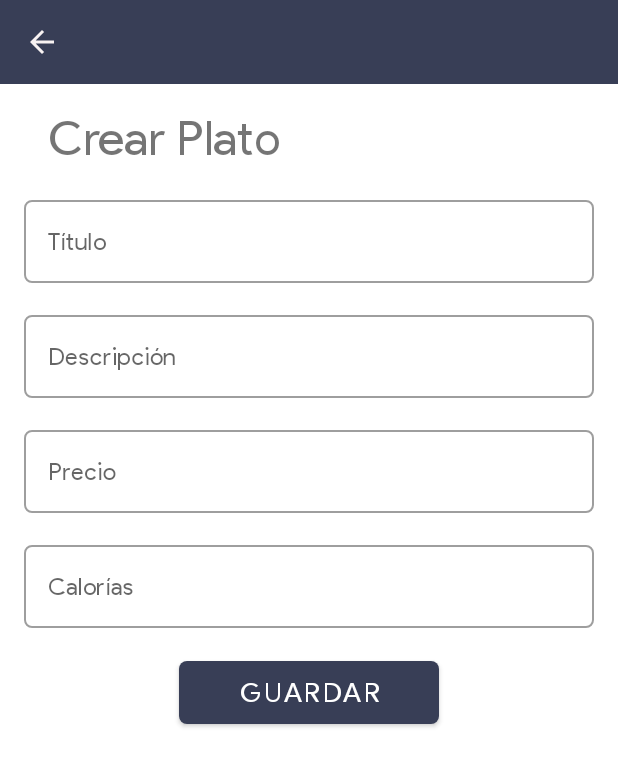
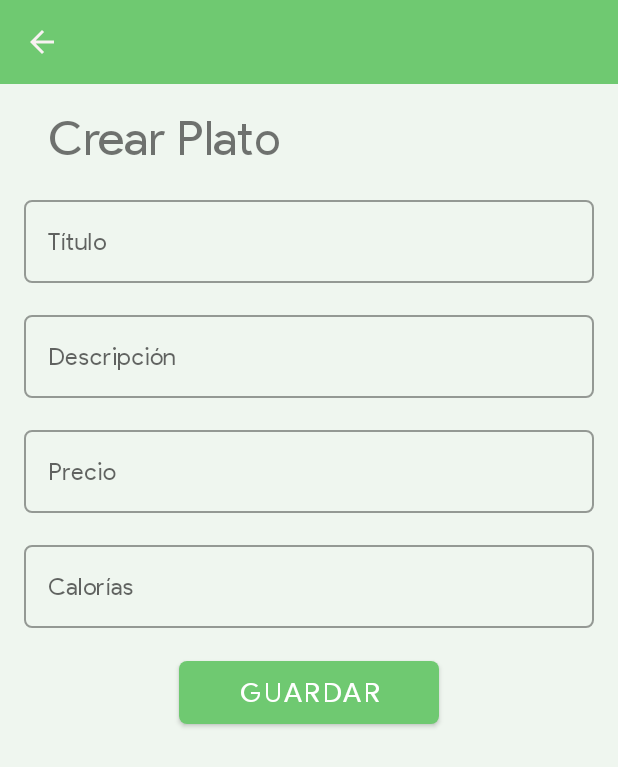
Before and after one commit to joseluetich/SendMeal, an Android app: the NewPlateActivity screen opened directly, with no data from a screen before it, on a phone screen of 412 x 824 dp. Shown: the top 767 px of the screen. Run offline under Robolectric (Android 15) with nearby library versions, the phone set to English and light mode, and no system bars.

Commit message:
Modify colors values

```diff
--- a/app/build.gradle
+++ b/app/build.gradle
@@ -29,12 +29,12 @@ dependencies {
     implementation 'androidx.appcompat:appcompat:1.2.0'
 
     //layout
-    implementation 'androidx.constraintlayout:constraintlayout:2.0.1'
+    implementation 'androidx.constraintlayout:constraintlayout:2.0.2'
     implementation 'androidx.drawerlayout:drawerlayout:1.1.1'
     implementation 'androidx.coordinatorlayout:coordinatorlayout:1.1.0'
 
     //material design
-    implementation 'com.google.android.material:material:1.3.0-alpha02'
+    implementation 'com.google.android.material:material:1.3.0-alpha03'
     //noinspection GradleCompatible
     implementation 'com.android.support:design:27.0.2'
 
--- a/app/src/main/res/layout/activity_home.xml
+++ b/app/src/main/res/layout/activity_home.xml
@@ -4,7 +4,7 @@
     xmlns:tools="http://schemas.android.com/tools"
     android:layout_width="match_parent"
     android:layout_height="match_parent"
-    android:background="@color/colorPrimary"
+    android:background="?attr/colorPrimary"
     tools:context=".HomeActivity">
 
     <androidx.appcompat.widget.Toolbar
--- a/app/src/main/res/layout/activity_new_plate.xml
+++ b/app/src/main/res/layout/activity_new_plate.xml
@@ -95,7 +95,6 @@
             android:layout_marginTop="16dp"
             android:ems="10"
             android:hint="@string/priceHint"
-            android:maxLength="25"
             android:layout_marginEnd="@dimen/dim16"
             app:prefixText="@string/moneySign"
             app:layout_constraintEnd_toEndOf="parent"
@@ -106,7 +105,8 @@
                 android:id="@+id/priceEditText"
                 android:layout_width="match_parent"
                 android:layout_height="wrap_content"
-                android:inputType="numberDecimal" />
+                android:inputType="numberDecimal"
+                android:maxLength="25"/>
 
         </com.google.android.material.textfield.TextInputLayout>
 
@@ -119,7 +119,6 @@
             android:layout_marginTop="16dp"
             android:ems="10"
             android:hint="@string/caloriesHint"
-            android:inputType="numberDecimal"
             android:maxLength="25"
             android:layout_marginEnd="@dimen/dim16"
             app:layout_constraintEnd_toEndOf="parent"
@@ -129,7 +128,8 @@
             <com.google.android.material.textfield.TextInputEditText
                 android:id="@+id/caloriesEditText"
                 android:layout_width="match_parent"
-                android:layout_height="wrap_content" />
+                android:layout_height="wrap_content"
+                android:inputType="numberDecimal"/>
 
         </com.google.android.material.textfield.TextInputLayout>
 
--- a/app/src/main/res/layout/plate_row.xml
+++ b/app/src/main/res/layout/plate_row.xml
@@ -32,7 +32,8 @@
                 android:textSize="24sp"
                 android:textStyle="bold"
                 app:layout_constraintStart_toStartOf="parent"
-                app:layout_constraintTop_toTopOf="parent" />
+                app:layout_constraintTop_toTopOf="parent"
+                tools:text="@tools:sample/lorem" />
 
             <ImageView
                 android:id="@+id/plateImageView"
--- a/app/src/main/res/values/colors.xml
+++ b/app/src/main/res/values/colors.xml
@@ -4,6 +4,7 @@
     <color name="colorPrimary">#383E56</color>
     <color name="colorPrimaryVariant">#383E56</color>
     <color name="colorSecondary">#FFD571</color>
+    <color name="amarillo">#C94747</color>
     <color name="colorSecondaryVariant">#FFD571</color>
     <color name="colorBackground">#FFFFFF</color>
     <color name="colorOnPrimary">#FFFFFF</color>
@@ -11,4 +12,22 @@
     <color name="colorAccent">#FFD571</color>
     <color name="colorError">#C62828</color>
 
+
+    <color name="white">#FFFFFF</color>
+    <color name="black">#000000</color>
+
+    <color name="whiteCreamGreen">#EFF6EF</color>
+
+    <color name="greenBasil_400">#7FD480</color>
+    <color name="greenBasil">#6FC971</color>
+    <color name="greenBasil_600">#6BB36C</color>
+
+    <color name="orangeBrick_400">#FF9673</color>
+    <color name="orangeBrick">#FE8359</color>
+    <color name="orangeBrick_600">#E67650</color>
+
+    <color name="blackDeepBlue_400">#3A3E45</color>
+    <color name="blackDeepBlue">#292E34</color>
+    <color name="blackDeepBlue_600">#1E2226</color>
+
 </resources>
--- a/app/src/main/res/values/styles.xml
+++ b/app/src/main/res/values/styles.xml
@@ -2,10 +2,18 @@
     <!-- Base application theme. -->
     <style name="Theme.App" parent="Theme.MaterialComponents.Light">
         <!-- Customize your theme here. -->
-        <item name="colorPrimary">@color/colorPrimary</item>
-        <item name="colorPrimaryDark">@color/colorPrimary</item>
-        <item name="colorAccent">@color/colorSecondary</item>
-        <item name="colorOnPrimary">@color/colorOnPrimary</item>
+        <item name="colorPrimary">@color/greenBasil</item>
+        <item name="colorPrimaryDark">@color/greenBasil_600</item>
+        <item name="colorSecondary">@color/orangeBrick</item>
+        <item name="colorSecondaryVariant">@color/orangeBrick</item>
+
+        <item name="backgroundColor">@color/amarillo</item>
+        <item name="background">@color/amarillo</item>
+        <item name="android:colorBackground">@color/whiteCreamGreen</item>
+
+        <item name="colorSurface">@color/white</item>
+        <item name="colorError">@color/amarillo</item>
+<!--        <item name="colorOnPrimary">@color/colorOnPrimary</item>-->
         <item name="android:fontFamily">@font/product_sans</item>
         <item name="android:textFontWeight">500</item>
         <item name="fontWeight">500</item>
@@ -13,6 +21,8 @@
         <item name="shapeAppearanceSmallComponent">@style/ShapeAppearance.App.SmallComponent</item>
         <item name="windowActionBar">false</item>
         <item name="windowNoTitle">true</item>
+
+        <item name="textInputStyle">@style/Widget.App.TextInputLayout</item>
     </style>
 
     <!--Toolbar-->
@@ -46,4 +56,20 @@
         <item name="cornerSize">5dp</item>
     </style>
 
+    <style name="Widget.App.TextInputLayout" parent="Base.Widget.MaterialComponents.TextInputLayout">
+        <item name="materialThemeOverlay">@style/ThemeOverlay.App.TextInputLayout</item>
+        <item name="shapeAppearance">@style/ShapeAppearance.App.SmallComponent</item>
+        <item name="hintTextColor">?attr/colorOnSurface</item>
+    </style>
+
+    <style name="ThemeOverlay.App.TextInputLayout" parent="">
+        <item name="colorPrimary">?attr/colorError</item>
+        <item name="colorSurface">?attr/colorSurface</item>
+        <item name="android:colorBackground">?attr/colorSurface</item>
+<!--        <item name="colorError">@color/shrine_red</item>-->
+<!--        <item name="textAppearanceSubtitle1">@style/TextAppearance.App.Subtitle1</item>-->
+<!--        <item name="textAppearanceCaption">@style/TextAppearance.App.Caption</item>-->
+<!--        <item name="editTextStyle">@style/Widget.MaterialComponents.TextInputEditText.*</item>-->
+    </style>
+
 </resources>
--- a/build.gradle
+++ b/build.gradle
@@ -5,7 +5,7 @@ buildscript {
         jcenter()
     }
     dependencies {
-        classpath "com.android.tools.build:gradle:4.0.1"
+        classpath 'com.android.tools.build:gradle:4.0.2'
 
         // NOTE: Do not place your application dependencies here; they belong
         // in the individual module build.gradle files
```
